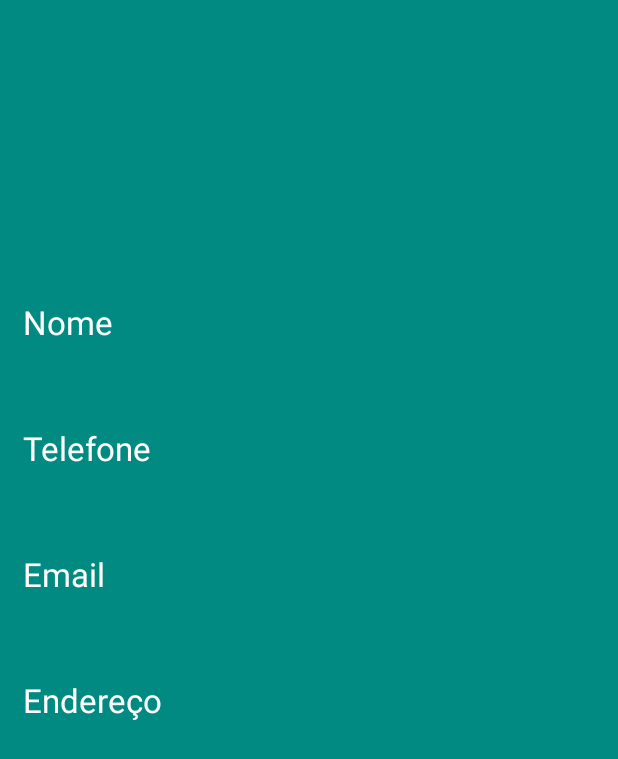
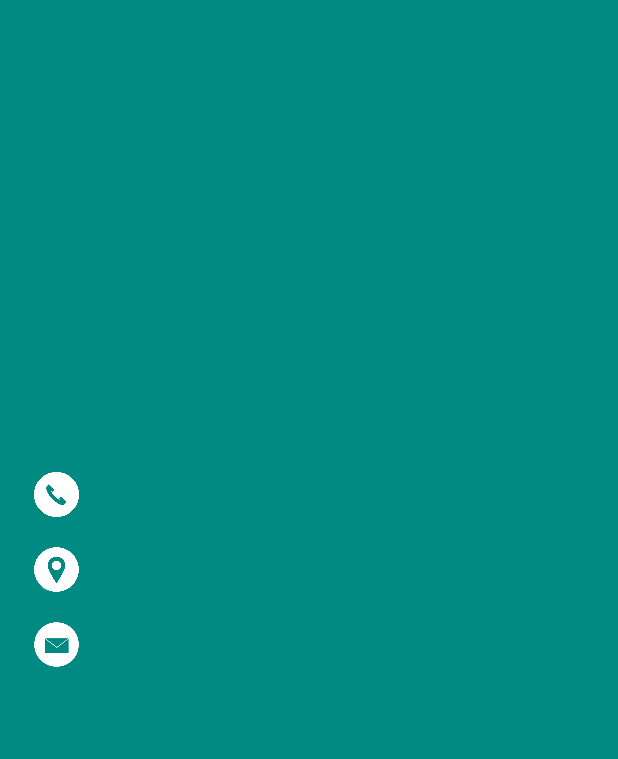
Before and after one commit to renatasarmet/Beats, an Android app: the layout contatodetail.xml on its own in the app's theme, with its tools: preview values and no code run, on a phone screen of 412 x 824 dp. Shown: the top 759 px of the screen. Run offline under Robolectric (Android 15) with nearby library versions, the light colour scheme and no system bars.

Commit message:
App finalizado!

```diff
--- a/app/src/main/java/com/example/android/beats/Contatos_Scene/ContatosActivity.java
+++ b/app/src/main/java/com/example/android/beats/Contatos_Scene/ContatosActivity.java
@@ -1,14 +1,10 @@
 package com.example.android.beats.Contatos_Scene;
 
 import android.content.Intent;
-import android.os.Parcelable;
-import android.support.design.widget.TextInputLayout;
 import android.support.v7.app.AppCompatActivity;
 import android.os.Bundle;
-import android.support.v7.widget.DividerItemDecoration;
 import android.support.v7.widget.LinearLayoutManager;
 import android.support.v7.widget.RecyclerView;
-import android.util.Log;
 import android.view.Menu;
 import android.view.MenuItem;
 import android.view.View;
@@ -20,12 +16,10 @@ import com.example.android.beats.Entity.ContatoList;
 import com.example.android.beats.R;
 
 import java.io.Serializable;
-import java.util.ArrayList;
 import java.util.List;
 
 import butterknife.BindView;
 import butterknife.ButterKnife;
-import butterknife.OnClick;
 
 
 public class ContatosActivity extends AppCompatActivity implements ContatosView{
--- a/app/src/main/java/com/example/android/beats/Contatos_Scene/ContatosAdapter.java
+++ b/app/src/main/java/com/example/android/beats/Contatos_Scene/ContatosAdapter.java
@@ -5,6 +5,7 @@ import android.graphics.Bitmap;
 import android.support.v4.graphics.drawable.RoundedBitmapDrawable;
 import android.support.v4.graphics.drawable.RoundedBitmapDrawableFactory;
 import android.support.v7.widget.RecyclerView;
+import android.util.Log;
 import android.view.LayoutInflater;
 import android.view.View;
 import android.view.ViewGroup;
@@ -23,10 +24,6 @@ import java.util.List;
 import butterknife.BindView;
 import butterknife.ButterKnife;
 import butterknife.OnClick;
-
-/**
- * Created by renatasarmet on 18/12/2017.
- */
 
 public class ContatosAdapter extends RecyclerView.Adapter<ContatosAdapter.ViewHolder> {
     private List<Contato> contatoList;
@@ -50,6 +47,7 @@ public class ContatosAdapter extends RecyclerView.Adapter<ContatosAdapter.ViewHo
     @Override
     public void onBindViewHolder(ViewHolder holder, int position) {
         Contato contato = contatoList.get(position);
+        Log.d("CAMINHO", "olha : " + contato.getImage());
         holder.txnome.setText(contato.getNome());
         holder.txtelefone.setText(contato.getTelefone());
         final Context context = holder.imgBackgroud.getContext();
--- a/app/src/main/java/com/example/android/beats/Entity/Contato.java
+++ b/app/src/main/java/com/example/android/beats/Entity/Contato.java
@@ -1,8 +1,4 @@
 package com.example.android.beats.Entity;
-
-
-import android.os.Parcel;
-import android.os.Parcelable;
 
 import java.io.Serializable;
 
--- a/app/src/main/java/com/example/android/beats/Entity/ContatoList.java
+++ b/app/src/main/java/com/example/android/beats/Entity/ContatoList.java
@@ -3,10 +3,6 @@ package com.example.android.beats.Entity;
 import java.io.Serializable;
 import java.util.ArrayList;
 import java.util.List;
-
-/**
- * Created by renatasarmet on 19/12/2017.
- */
 
 public class ContatoList  implements Serializable {
     private List<Contato> contatos = new ArrayList<Contato>();
--- a/app/src/main/java/com/example/android/beats/Login_Scene/LoginPresenter.java
+++ b/app/src/main/java/com/example/android/beats/Login_Scene/LoginPresenter.java
@@ -1,6 +1,4 @@
 package com.example.android.beats.Login_Scene;
-
-import android.util.Log;
 
 public class LoginPresenter {
 
--- a/app/src/main/res/layout/contato_item_list.xml
+++ b/app/src/main/res/layout/contato_item_list.xml
@@ -36,7 +36,8 @@
             android:maxLines="1"
             android:textAllCaps="true"
             android:textColor="@color/white"
-            android:textSize="27sp" />
+            android:textSize="22sp"
+            android:layout_centerVertical="true" />
         <TextView
             android:id="@+id/tx_telefone"
             android:layout_width="wrap_content"
@@ -44,12 +45,14 @@
             android:layout_centerInParent="true"
             android:layout_marginLeft="5dp"
             android:layout_marginRight="5dp"
+            android:layout_marginTop="10dp"
             android:ellipsize="end"
             android:fontFamily="sans-serif-light"
             android:maxLines="1"
             android:textAllCaps="true"
             android:textColor="@color/white"
-            android:textSize="27sp" />
+            android:textSize="22sp"
+            android:layout_centerVertical="true"/>
     </LinearLayout>
 
 
--- a/app/src/main/res/layout/contatodetail.xml
+++ b/app/src/main/res/layout/contatodetail.xml
@@ -15,28 +15,16 @@
 
         <ImageView
             android:id="@+id/img"
-            android:layout_width="150dp"
-            android:layout_height="150dp"
-            android:contentDescription="@null" />
-
-        <TextView
-            android:id="@+id/tx_label_nome"
-            android:layout_width="wrap_content"
-            android:layout_height="wrap_content"
-            android:layout_marginLeft="15dp"
-            android:layout_marginRight="5dp"
-            android:layout_gravity="left"
-            android:layout_marginTop="20dp"
-            android:fontFamily="sans-serif-bold"
-            android:textColor="@color/white"
-            android:textSize="22sp"
-            android:text="Nome"/>
+            android:layout_width="200dp"
+            android:layout_height="200dp"
+            android:contentDescription="@null"
+            android:layout_marginBottom="30dp"/>
 
         <TextView
             android:id="@+id/tx_nome"
             android:layout_width="wrap_content"
             android:layout_height="wrap_content"
-            android:layout_marginLeft="15dp"
+            android:layout_marginLeft="25dp"
             android:layout_marginRight="5dp"
             android:layout_gravity="left"
             android:layout_marginTop="5dp"
@@ -44,82 +32,93 @@
             android:textColor="@color/white"
             android:textSize="22sp" />
 
+        <LinearLayout
+            android:layout_marginTop="20dp"
+            android:layout_width="match_parent"
+            android:layout_height="wrap_content"
+            android:orientation="horizontal"
+            android:gravity="left"
+            android:background="@color/colorPrimary"
+            android:layout_marginLeft="15dp">
+
+            <ImageView
+                android:id="@+id/img_telefone"
+                android:layout_width="30dp"
+                android:layout_height="30dp"
+                android:src="@drawable/icone_telefone"
+                android:layout_centerVertical="true" />
+
             <TextView
-            android:id="@+id/tx_label_telefone"
+                android:id="@+id/tx_telefone"
+                android:layout_width="wrap_content"
+                android:layout_height="wrap_content"
+                android:layout_marginLeft="15dp"
+                android:layout_gravity="left"
+                android:layout_marginRight="5dp"
+                android:fontFamily="sans-serif-bold"
+                android:textColor="@color/white"
+                android:textSize="22sp"
+                android:layout_centerVertical="true" />
+
+        </LinearLayout>
+
+        <LinearLayout
+            android:layout_marginTop="20dp"
+            android:layout_width="match_parent"
+            android:layout_height="wrap_content"
+            android:orientation="horizontal"
+            android:gravity="left"
+            android:background="@color/colorPrimary"
+            android:layout_marginLeft="15dp">
+
+            <ImageView
+                android:id="@+id/img_endereco"
+                android:layout_width="30dp"
+                android:layout_height="30dp"
+                android:src="@drawable/icone_endereco"
+                android:layout_centerVertical="true" />
+
+            <TextView
+                android:id="@+id/tx_endereco"
                 android:layout_width="wrap_content"
                 android:layout_height="wrap_content"
                 android:layout_marginLeft="15dp"
                 android:layout_marginRight="5dp"
                 android:layout_gravity="left"
-            android:layout_marginTop="20dp"
                 android:fontFamily="sans-serif-bold"
                 android:textColor="@color/white"
                 android:textSize="22sp"
-            android:text="Telefone"/>
+                android:layout_centerVertical="true" />
+        </LinearLayout>
+
+        <LinearLayout
+            android:layout_marginTop="20dp"
+            android:layout_width="match_parent"
+            android:layout_height="wrap_content"
+            android:orientation="horizontal"
+            android:gravity="left"
+            android:background="@color/colorPrimary"
+            android:layout_marginLeft="15dp">
+
+            <ImageView
+                android:id="@+id/img_email"
+                android:layout_width="30dp"
+                android:layout_height="30dp"
+                android:src="@drawable/icone_email"
+                android:layout_centerVertical="true" />
 
             <TextView
-            android:id="@+id/tx_telefone"
-            android:layout_width="wrap_content"
-            android:layout_height="wrap_content"
-            android:layout_centerInParent="true"
-            android:layout_marginLeft="15dp"
-            android:layout_gravity="left"
-            android:layout_marginRight="5dp"
-            android:layout_marginTop="5dp"
-            android:fontFamily="sans-serif-bold"
-            android:textColor="@color/white"
-            android:textSize="22sp"/>
-
-        <TextView
-            android:id="@+id/tx_label_email"
+                android:id="@+id/tx_email"
                 android:layout_width="wrap_content"
                 android:layout_height="wrap_content"
                 android:layout_marginLeft="15dp"
                 android:layout_marginRight="5dp"
                 android:layout_gravity="left"
-            android:layout_marginTop="20dp"
                 android:fontFamily="sans-serif-bold"
                 android:textColor="@color/white"
                 android:textSize="22sp"
-            android:text="Email"/>
+                android:layout_centerVertical="true" />
+        </LinearLayout>
 
-        <TextView
-            android:id="@+id/tx_email"
-            android:layout_width="wrap_content"
-            android:layout_height="wrap_content"
-            android:layout_centerInParent="true"
-            android:layout_marginLeft="15dp"
-            android:layout_marginRight="5dp"
-            android:layout_marginTop="5dp"
-            android:layout_gravity="left"
-            android:fontFamily="sans-serif-bold"
-            android:textColor="@color/white"
-            android:textSize="22sp" />
-
-        <TextView
-            android:id="@+id/tx_label_endereco"
-            android:layout_width="wrap_content"
-            android:layout_height="wrap_content"
-            android:layout_marginLeft="15dp"
-            android:layout_marginRight="5dp"
-            android:layout_gravity="left"
-            android:layout_marginTop="20dp"
-            android:fontFamily="sans-serif-bold"
-            android:textColor="@color/white"
-            android:textSize="22sp"
-            android:text="Endereço"/>
-
-        <TextView
-            android:id="@+id/tx_endereco"
-            android:layout_width="wrap_content"
-            android:layout_height="wrap_content"
-            android:layout_centerInParent="true"
-            android:layout_marginLeft="15dp"
-            android:layout_marginRight="5dp"
-            android:layout_marginTop="5dp"
-            android:layout_gravity="left"
-            android:fontFamily="sans-serif-bold"
-            android:textColor="@color/white"
-            android:textSize="22sp" />
     </LinearLayout>
 </ScrollView>
```
Also changed, not shown: app/src/main/java/com/example/android/beats/AdicionarContato_Scene/AdicionarContatoActivity.java (+0 -17 lines), app/src/main/java/com/example/android/beats/ContatoDetail_Scene/ContatoDetailActivity.java (+0 -11 lines), app/src/main/res/drawable/icon.png (added), app/src/main/res/drawable/icone_email.png (added), app/src/main/res/drawable/icone_endereco.png (added), app/src/main/res/drawable/icone_telefone.png (added). Lines whose indentation alone changed are shown as unchanged.
